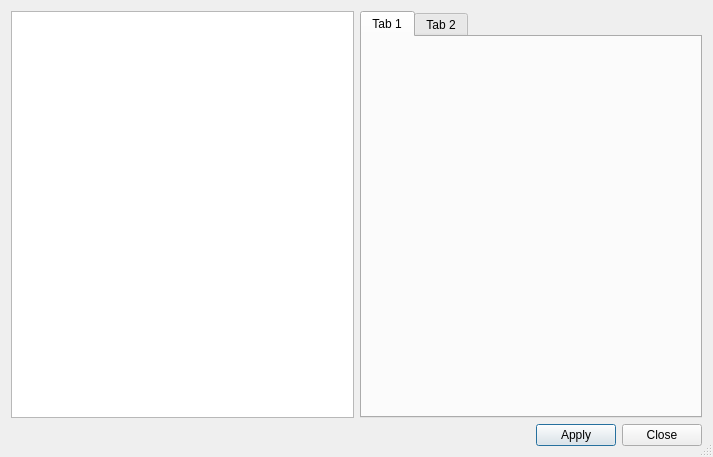
This is biovisQT/glpropertyeditor.ui in cadmuxe/biovis as Qt 5 draws it before an edit. The edited form follows.
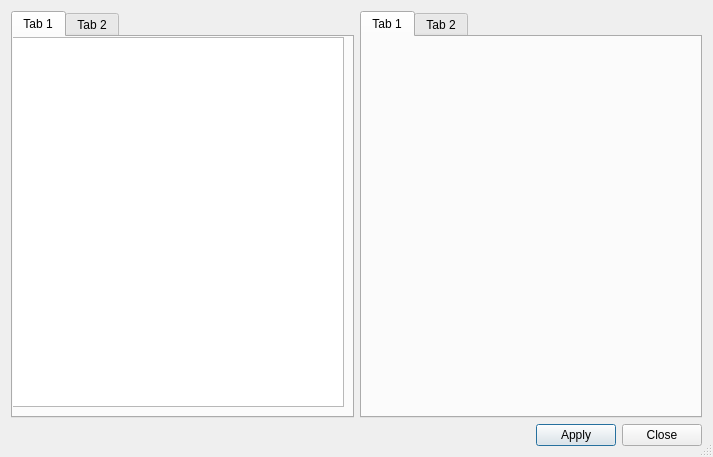
This is the edited form.

Commit message: Added my class for the web browser component. Still working

Patch:
```diff
--- a/biovisQT/glpropertyeditor.ui
+++ b/biovisQT/glpropertyeditor.ui
@@ -28,7 +28,31 @@
      <item>
       <layout class="QHBoxLayout" name="hbox">
        <item>
-        <widget class="QTreeView" name="treeView"/>
+        <widget class="QTabWidget" name="tabWidget_2">
+         <property name="currentIndex">
+          <number>0</number>
+         </property>
+         <widget class="QWidget" name="tab">
+          <attribute name="title">
+           <string>Tab 1</string>
+          </attribute>
+          <widget class="QTreeView" name="treeView">
+           <property name="geometry">
+            <rect>
+             <x>-10</x>
+             <y>0</y>
+             <width>341</width>
+             <height>370</height>
+            </rect>
+           </property>
+          </widget>
+         </widget>
+         <widget class="QWidget" name="tab_2">
+          <attribute name="title">
+           <string>Tab 2</string>
+          </attribute>
+         </widget>
+        </widget>
        </item>
        <item>
         <widget class="QTabWidget" name="tabWidget">
```
Left out of the diff: 1 changed line with no effect on the pictures. The commit also changes 2 other files.
